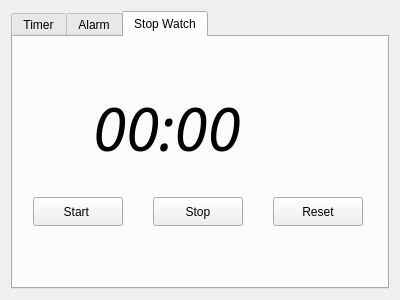
This is IniNamaAplikasiNotepad/Ini_Nama_Aplikasi_Notepad/timer.ui in fernandezlee942-sys/Ini-Nama-Aplikasi-Notepad as Qt 5 draws it before an edit. The edited form follows.
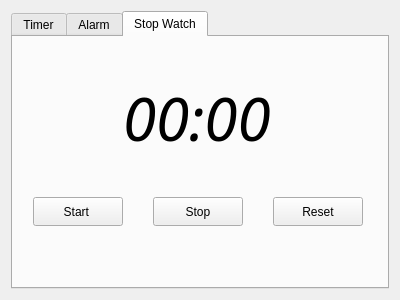
This is the edited form.

What changed in the file:
```diff
--- a/IniNamaAplikasiNotepad/Ini_Nama_Aplikasi_Notepad/timer.ui
+++ b/IniNamaAplikasiNotepad/Ini_Nama_Aplikasi_Notepad/timer.ui
@@ -54,8 +54,8 @@
       <widget class="QLabel" name="labelStopwatch">
        <property name="geometry">
         <rect>
-         <x>80</x>
-         <y>40</y>
+         <x>110</x>
+         <y>30</y>
          <width>251</width>
          <height>101</height>
         </rect>
```
